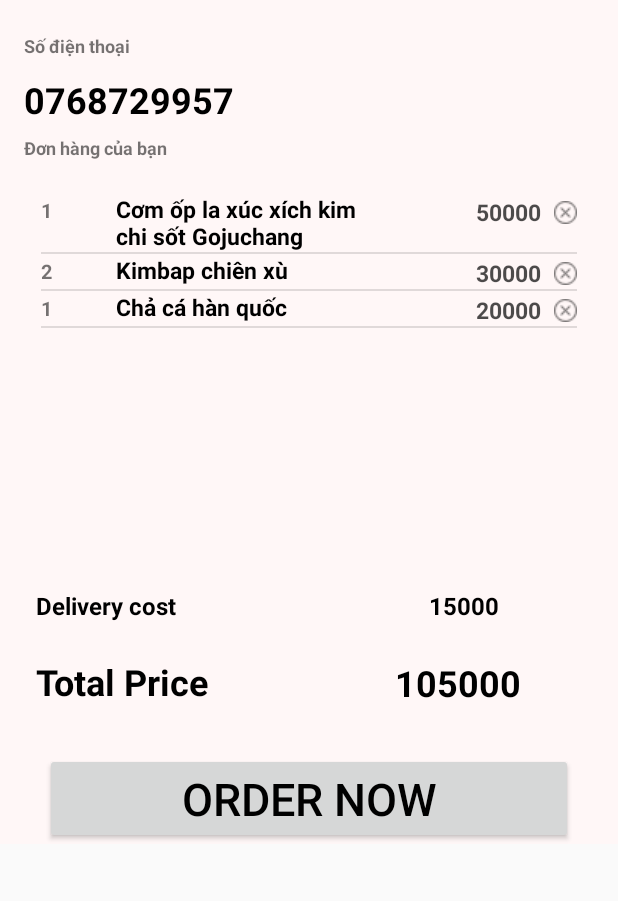
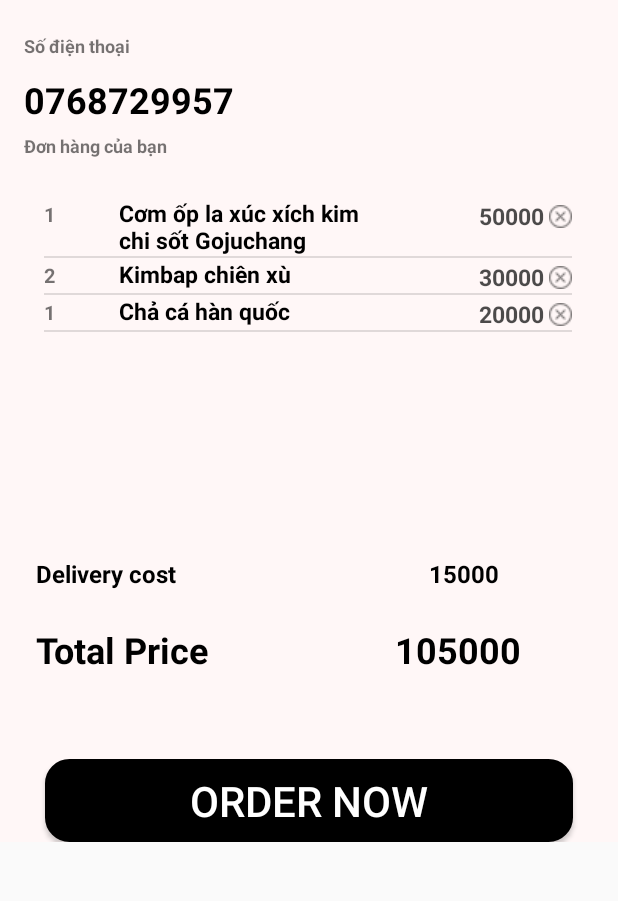
Before and after one commit to lhmn123/FoodyApp, an Android app: the screen it shows after launch (MainActivity), on a phone screen of 412 x 824 dp, the part 231-1132 px from its top. Run offline under Robolectric (Android 15) with nearby library versions, the phone set to English and light mode, and no system bars.

Commit message:
update btn order of payment page

```diff
--- /dev/null
+++ b/app/src/main/res/drawable/btn_order.xml
@@ -0,0 +1,11 @@
+<?xml version="1.0" encoding="utf-8"?>
+<shape xmlns:android="http://schemas.android.com/apk/res/android">
+
+    <corners
+        android:radius="15dp" />
+    <solid
+        android:color="#000000" />
+    <stroke
+        android:width="2dp"
+        android:color="#000000" />
+</shape>
--- a/app/src/main/res/layout/payment_page.xml
+++ b/app/src/main/res/layout/payment_page.xml
@@ -124,11 +124,12 @@
 
     <ListView
         android:id="@+id/listViewMonAnTrongGioHang"
-        android:layout_width="357dp"
-        android:layout_height="246dp"
-        android:layout_marginBottom="188dp"
+        android:layout_width="352dp"
+        android:layout_height="218dp"
+        android:layout_marginBottom="212dp"
         app:layout_constraintBottom_toBottomOf="parent"
         app:layout_constraintEnd_toEndOf="parent"
+        app:layout_constraintHorizontal_bias="0.491"
         app:layout_constraintStart_toStartOf="parent" />
 
     <TextView
@@ -136,7 +137,7 @@
         android:layout_width="wrap_content"
         android:layout_height="wrap_content"
         android:layout_marginStart="24dp"
-        android:layout_marginBottom="148dp"
+        android:layout_marginBottom="168dp"
         android:text="Delivery cost"
         android:textColor="#000000"
         android:textSize="16sp"
@@ -149,7 +150,7 @@
         android:layout_width="wrap_content"
         android:layout_height="wrap_content"
         android:layout_marginStart="168dp"
-        android:layout_marginBottom="148dp"
+        android:layout_marginBottom="168dp"
         android:text="15000"
         android:textColor="#000000"
         android:textSize="16sp"
@@ -175,7 +176,7 @@
         android:layout_width="wrap_content"
         android:layout_height="wrap_content"
         android:layout_marginStart="124dp"
-        android:layout_marginTop="24dp"
+        android:layout_marginTop="23dp"
         android:text="105000"
         android:textColor="#000000"
         android:textSize="24sp"
@@ -186,13 +187,14 @@
     <Button
         android:id="@+id/btnOrder"
         android:layout_width="match_parent"
-        android:layout_height="wrap_content"
+        android:layout_height="55dp"
         android:layout_marginStart="30dp"
-        android:layout_marginTop="656dp"
+        android:layout_marginTop="660dp"
         android:layout_marginEnd="30dp"
+        android:background="@drawable/btn_order"
         android:text="Order Now"
-        android:textColor="#000000"
-        android:textSize="30sp"
+        android:textColor="#FFFFFF"
+        android:textSize="28sp"
         app:layout_constraintEnd_toEndOf="parent"
         app:layout_constraintHorizontal_bias="0.333"
         app:layout_constraintStart_toStartOf="parent"
```
